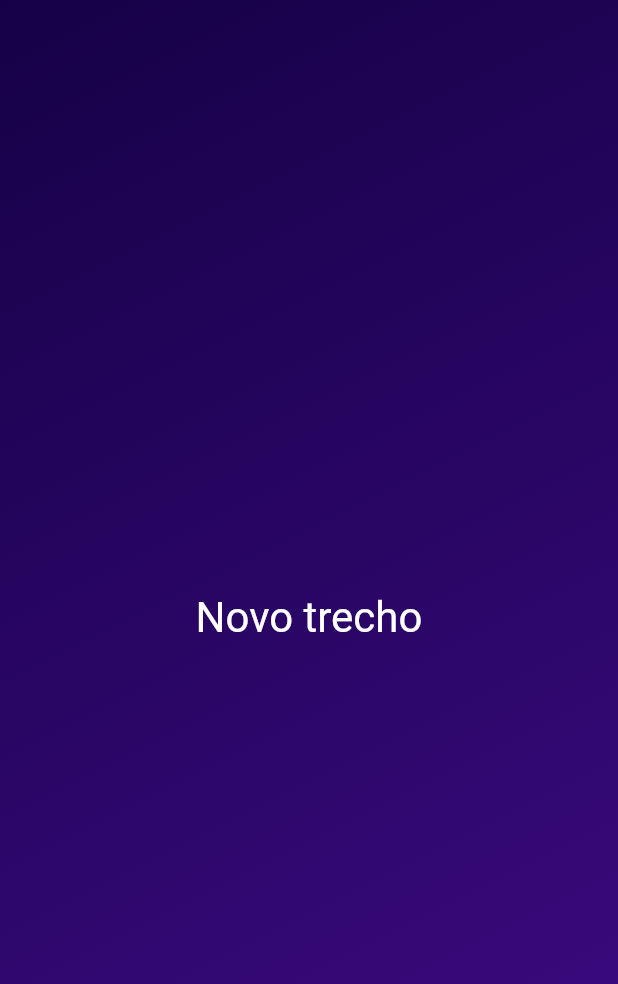
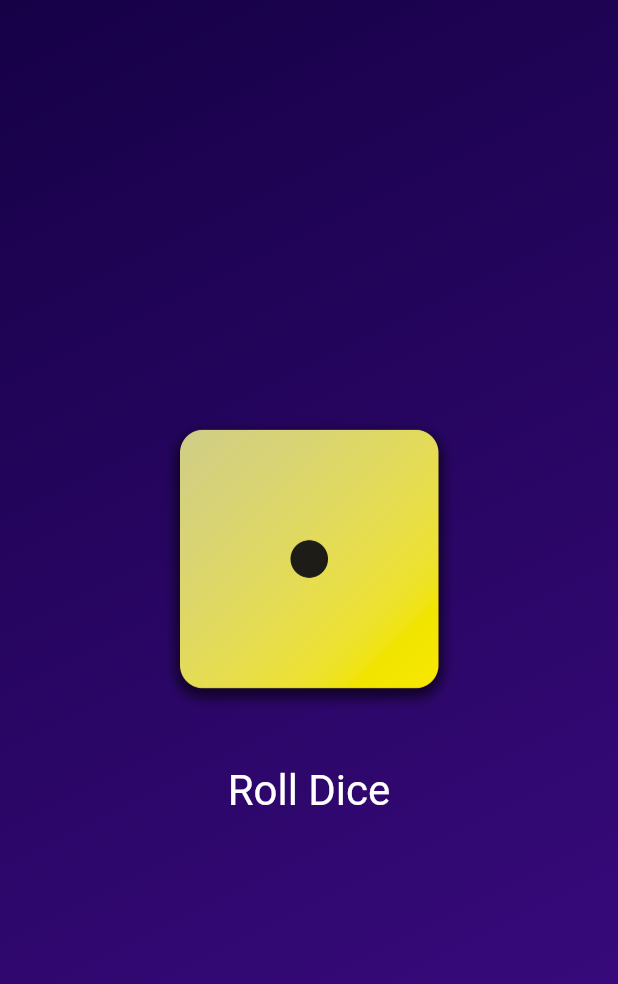
Before and after one commit to angelo-filho/Roll-Dice, a Flutter app: the screen it shows after launch, on a phone screen of 412 x 824 dp. Shown: the top 984 px of the screen. Run offline on Flutter 3.47's test engine with Material 2 defaults, Android fonts, the phone set to English and light mode, and no system bars.

Commit message:
feat: add assets and load images

```diff
--- a/lib/gradient_container.dart
+++ b/lib/gradient_container.dart
@@ -1,16 +1,13 @@
-import 'package:first_app/styled_text.dart';
 import 'package:flutter/material.dart';
 
 class GradientContainer extends StatelessWidget {
   const GradientContainer(this.colors, {super.key});
 
-  const GradientContainer.purple({super.key})
-      : colors = const [
-          Color.fromARGB(255, 22, 1, 71),
-          Color.fromARGB(255, 62, 11, 133),
-        ];
+  final List<Color> colors;
 
-  final List<Color> colors;
+  void rollDice() {
+    print("oin");
+  }
 
   @override
   Widget build(BuildContext context) {
@@ -22,9 +19,29 @@ class GradientContainer extends StatelessWidget {
           end: Alignment.bottomRight,
         ),
       ),
-      child: const Center(
-        child: StyledText("Novo trecho"),
-      ),
+      child: Center(
+          child: Column(
+        mainAxisSize: MainAxisSize.min,
+        children: [
+          Image.asset(
+            "assets/images/dice-1.png",
+            width: 200,
+          ),
+          const SizedBox(
+            height: 30,
+          ),
+          TextButton(
+              onPressed: rollDice,
+              style: TextButton.styleFrom(
+                // padding: const EdgeInsets.only(top: 20),
+                foregroundColor: Colors.white,
+                textStyle: const TextStyle(
+                  fontSize: 28,
+                ),
+              ),
+              child: const Text("Roll Dice"))
+        ],
+      )),
     );
   }
 }
--- a/lib/main.dart
+++ b/lib/main.dart
@@ -5,7 +5,11 @@ import 'package:first_app/gradient_container.dart';
 void main() {
   runApp(
     const MaterialApp(
-      home: Scaffold(body: GradientContainer.purple()),
+      home: Scaffold(
+          body: GradientContainer([
+        Color.fromARGB(255, 22, 1, 71),
+        Color.fromARGB(255, 62, 11, 133),
+      ])),
     ),
   );
 }
--- a/pubspec.yaml
+++ b/pubspec.yaml
@@ -59,7 +59,6 @@ flutter:
   # To add assets to your application, add an assets section, like this:
   assets:
     - assets/images/
-  #   - images/a_dot_ham.jpeg
 
   # An image asset can refer to one or more resolution-specific "variants", see
   # https://flutter.dev/assets-and-images/#resolution-aware
```
Also changed, not shown: assets/images/dice-1.png (added), assets/images/dice-2.png (added), assets/images/dice-3.png (added), assets/images/dice-4.png (added), assets/images/dice-5.png (added), assets/images/dice-6.png (added), 1 other file.
